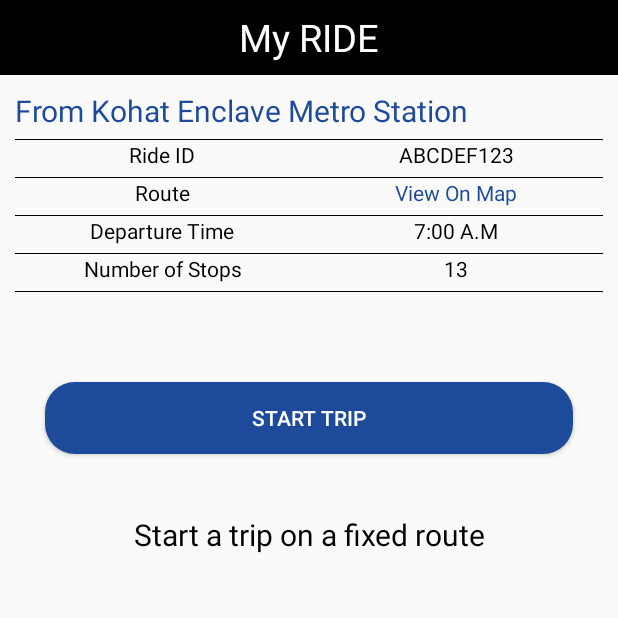
After one commit to Prateekjain7676/qlap_nagpur, an Android app: the trip_driver_1 screen opened directly, with no data from a screen before it, on a phone screen of 412 x 824 dp, the top half of it. The commit adds this screen. Run offline under Robolectric (Android 15) with nearby library versions, the phone set to English and light mode, and no system bars.

Commit message:
second commit

```diff
--- a/app/src/main/AndroidManifest.xml
+++ b/app/src/main/AndroidManifest.xml
@@ -62,7 +62,9 @@
         <activity
             android:name=".Registration.Main_application.Driver.driver_navigation"
             android:label="@string/title_activity_driver_navigation"
-            android:theme="@style/AppTheme.NoActionBar"></activity>
+            android:theme="@style/AppTheme.NoActionBar" />
+        <activity android:name=".Registration.Main_application.Driver.Fragments.my_trip_driver.trip_driver_1" />
+        <activity android:name=".Registration.Main_application.Driver.Fragments.my_trip_driver.trip_driver_2"></activity>
     </application>
 
 </manifest>
--- /dev/null
+++ b/app/src/main/java/org/ratziiee/qlap/Registration/Main_application/Driver/Fragments/my_trip_driver/trip_driver_1.java
@@ -0,0 +1,35 @@
+package org.ratziiee.qlap.Registration.Main_application.Driver.Fragments.my_trip_driver;
+
+import android.content.Intent;
+import android.support.v7.app.AppCompatActivity;
+import android.os.Bundle;
+import android.view.View;
+import android.widget.Button;
+import android.widget.TextView;
+
+import org.ratziiee.qlap.R;
+import org.ratziiee.qlap.Registration.Utils.utils;
+
+public class trip_driver_1 extends AppCompatActivity {
+
+    Button btn_start_trip;
+    @Override
+    protected void onCreate(Bundle savedInstanceState) {
+        super.onCreate(savedInstanceState);
+        setContentView(R.layout.activity_trip_driver_1);
+
+        TextView toolbar_title=findViewById(R.id.toolbar_title);
+        toolbar_title.setText("My RIDE");
+        utils utils=new utils();
+        utils.change_status_bar_color(this,this);
+
+        btn_start_trip=findViewById(R.id.btn_satrt);
+        btn_start_trip.setOnClickListener(new View.OnClickListener() {
+            @Override
+            public void onClick(View view) {
+                Intent i=new Intent(trip_driver_1.this,trip_driver_2.class);
+                startActivity(i);
+            }
+        });
+    }
+}
--- /dev/null
+++ b/app/src/main/java/org/ratziiee/qlap/Registration/Main_application/Driver/Fragments/my_trip_driver/trip_driver_2.java
@@ -0,0 +1,15 @@
+package org.ratziiee.qlap.Registration.Main_application.Driver.Fragments.my_trip_driver;
+
+import android.support.v7.app.AppCompatActivity;
+import android.os.Bundle;
+
+import org.ratziiee.qlap.R;
+
+public class trip_driver_2 extends AppCompatActivity {
+
+    @Override
+    protected void onCreate(Bundle savedInstanceState) {
+        super.onCreate(savedInstanceState);
+        setContentView(R.layout.activity_trip_driver_2);
+    }
+}
--- /dev/null
+++ b/app/src/main/res/layout/activity_trip_driver_1.xml
@@ -0,0 +1,165 @@
+<?xml version="1.0" encoding="utf-8"?>
+<RelativeLayout xmlns:android="http://schemas.android.com/apk/res/android"
+    xmlns:app="http://schemas.android.com/apk/res-auto"
+    xmlns:tools="http://schemas.android.com/tools"
+    android:layout_width="match_parent"
+    android:layout_height="match_parent"
+    tools:context=".Registration.Main_application.Driver.Fragments.my_trip_driver.trip_driver_1">
+
+    <include layout="@layout/main_toolbar"
+        android:id="@+id/toolbar"/>
+
+    <LinearLayout
+        android:layout_width="match_parent"
+        android:orientation="vertical"
+        android:layout_height="wrap_content"
+        android:layout_below="@+id/toolbar"
+        android:padding="10dp">
+
+
+        <TextView
+            android:layout_width="match_parent"
+            android:layout_height="wrap_content"
+            android:textColor="@color/text_color"
+            android:textSize="20dp"
+            android:text="From Kohat Enclave Metro Station"/>
+
+        <View
+            android:layout_width="match_parent"
+            android:layout_height="0.5dp"
+            android:layout_marginTop="5dp"
+            android:background="@color/black"/>
+
+        <LinearLayout
+            android:layout_width="match_parent"
+            android:layout_height="wrap_content"
+            android:orientation="horizontal"
+            android:weightSum="2">
+
+            <TextView
+                android:layout_width="0dp"
+                android:layout_height="wrap_content"
+                android:text="Ride ID"
+                android:textAlignment="center"
+                android:textColor="@color/black"
+                android:layout_weight="1"/>
+
+            <TextView
+                android:layout_width="0dp"
+                android:layout_height="wrap_content"
+                android:text="ABCDEF123"
+                android:textAlignment="center"
+                android:textColor="@color/black"
+                android:layout_weight="1"/>
+        </LinearLayout>
+        <View
+            android:layout_width="match_parent"
+            android:layout_height="0.5dp"
+            android:layout_marginTop="5dp"
+            android:background="@color/black"/>
+
+        <LinearLayout
+            android:layout_width="match_parent"
+            android:layout_height="wrap_content"
+            android:orientation="horizontal"
+            android:weightSum="2">
+
+            <TextView
+                android:layout_width="0dp"
+                android:layout_height="wrap_content"
+                android:text="Route"
+                android:textAlignment="center"
+                android:textColor="@color/black"
+                android:layout_weight="1"/>
+
+            <TextView
+                android:layout_width="0dp"
+                android:layout_height="wrap_content"
+                android:text="View On Map"
+                android:id="@+id/tv_view_on_map"
+                android:textAlignment="center"
+                android:textColor="@color/text_color"
+                android:layout_weight="1"/>
+        </LinearLayout>
+        <View
+            android:layout_width="match_parent"
+            android:layout_height="0.5dp"
+            android:layout_marginTop="5dp"
+            android:background="@color/black"/>
+        <LinearLayout
+            android:layout_width="match_parent"
+            android:layout_height="wrap_content"
+            android:orientation="horizontal"
+            android:weightSum="2">
+
+            <TextView
+                android:layout_width="0dp"
+                android:layout_height="wrap_content"
+                android:text="Departure Time"
+                android:textAlignment="center"
+                android:textColor="@color/black"
+                android:layout_weight="1"/>
+
+            <TextView
+                android:layout_width="0dp"
+                android:layout_height="wrap_content"
+                android:text="7:00 A.M"
+                android:textAlignment="center"
+                android:textColor="@color/black"
+                android:layout_weight="1"/>
+        </LinearLayout>
+        <View
+            android:layout_width="match_parent"
+            android:layout_height="0.5dp"
+            android:layout_marginTop="5dp"
+            android:background="@color/black"/>
+        <LinearLayout
+            android:layout_width="match_parent"
+            android:layout_height="wrap_content"
+            android:orientation="horizontal"
+            android:weightSum="2">
+
+            <TextView
+                android:layout_width="0dp"
+                android:layout_height="wrap_content"
+                android:text="Number of Stops"
+                android:textAlignment="center"
+                android:textColor="@color/black"
+                android:layout_weight="1"/>
+
+            <TextView
+                android:layout_width="0dp"
+                android:layout_height="wrap_content"
+                android:text="13"
+                android:textAlignment="center"
+                android:textColor="@color/black"
+                android:layout_weight="1"/>
+        </LinearLayout>
+        <View
+            android:layout_width="match_parent"
+            android:layout_height="0.5dp"
+            android:layout_marginTop="5dp"
+            android:background="@color/black"/>
+
+        <Button
+            android:layout_width="match_parent"
+            android:layout_height="wrap_content"
+            android:textColor="@color/white"
+            android:background="@drawable/button_style"
+            android:text="Start Trip"
+            android:layout_marginTop="60dp"
+            android:layout_marginStart="20dp"
+            android:id="@+id/btn_satrt"
+            android:layout_marginEnd="20dp"/>
+
+        <TextView
+            android:layout_width="match_parent"
+            android:layout_height="wrap_content"
+            android:text="Start a trip on a fixed route"
+            android:textAlignment="center"
+            android:textColor="@color/black"
+            android:layout_marginTop="40dp"
+            android:textSize="20dp"/>
+    </LinearLayout>
+
+</RelativeLayout>
--- /dev/null
+++ b/app/src/main/res/layout/activity_trip_driver_2.xml
@@ -0,0 +1,9 @@
+<?xml version="1.0" encoding="utf-8"?>
+<RelativeLayout xmlns:android="http://schemas.android.com/apk/res/android"
+    xmlns:app="http://schemas.android.com/apk/res-auto"
+    xmlns:tools="http://schemas.android.com/tools"
+    android:layout_width="match_parent"
+    android:layout_height="match_parent"
+    tools:context=".Registration.Main_application.Driver.Fragments.my_trip_driver.trip_driver_2">
+
+</RelativeLayout>
--- a/app/src/main/res/layout/app_bar_driver_navigation.xml
+++ b/app/src/main/res/layout/app_bar_driver_navigation.xml
@@ -15,7 +15,7 @@
             android:id="@+id/toolbar"
             android:layout_width="match_parent"
             android:layout_height="?attr/actionBarSize"
-            android:background="?attr/colorPrimary"
+            android:background="@color/black"
             app:popupTheme="@style/AppTheme.NoActionBar.PopupOverlay" />
 
     </android.support.design.widget.AppBarLayout>
--- a/app/src/main/res/layout/main_fragment_driver.xml
+++ b/app/src/main/res/layout/main_fragment_driver.xml
@@ -26,10 +26,10 @@
 
             <android.support.design.widget.TabLayout
                 android:id="@+id/result_tabs"
-                android:background="@android:color/holo_blue_bright"
-                app:tabTextColor="@color/text_color"
-                app:tabSelectedTextColor="@color/colorPrimary"
-                app:tabIndicatorColor="@color/colorPrimary"
+                android:background="@android:color/darker_gray"
+                app:tabTextColor="@color/black"
+                app:tabSelectedTextColor="@color/black"
+                app:tabIndicatorColor="@color/black"
                 android:layout_width="match_parent"
                 android:layout_height="wrap_content"
                 app:tabMode="scrollable"/>
--- a/app/src/main/res/menu/activity_driver_navigation_drawer.xml
+++ b/app/src/main/res/menu/activity_driver_navigation_drawer.xml
@@ -6,15 +6,15 @@
     <group android:checkableBehavior="single">
         <item
             android:id="@+id/nav_my_trips"
-            android:icon="@drawable/ic_menu_camera"
+            android:icon="@drawable/nav_4"
             android:title="My Trips" />
         <item
             android:id="@+id/nav_profile"
-            android:icon="@drawable/ic_menu_gallery"
+            android:icon="@drawable/nav_3"
             android:title="Profile" />
         <item
             android:id="@+id/nav_faq"
-            android:icon="@drawable/ic_menu_slideshow"
+            android:icon="@drawable/nav_2"
             android:title="FAQ" />
 
     </group>
```
